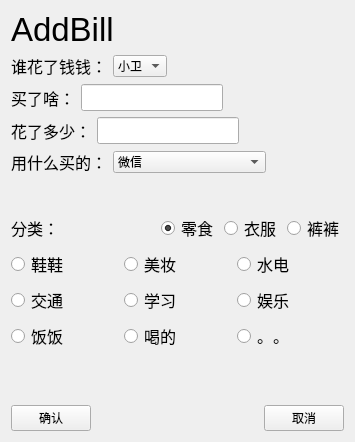
This is addbill.ui in GWhoney/MyBank as Qt 5 draws it before an edit. The edited form follows.
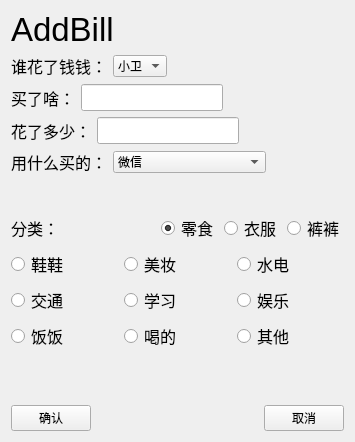
This is the edited form.

What changed in the file:
```diff
--- a/addbill.ui
+++ b/addbill.ui
@@ -437,7 +437,7 @@
           </font>
          </property>
          <property name="text">
-          <string>。。</string>
+          <string>其他</string>
          </property>
          <attribute name="buttonGroup">
           <string notr="true">buttonGroup</string>
```
